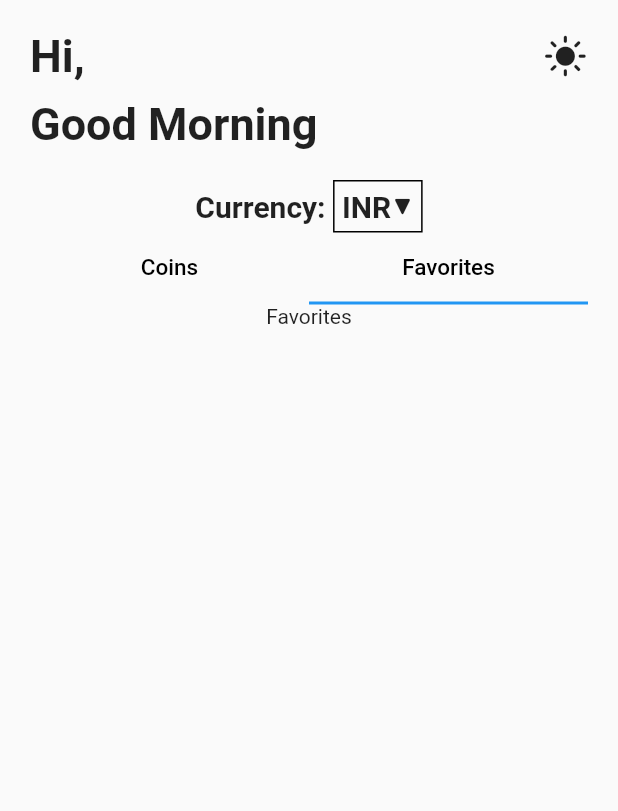
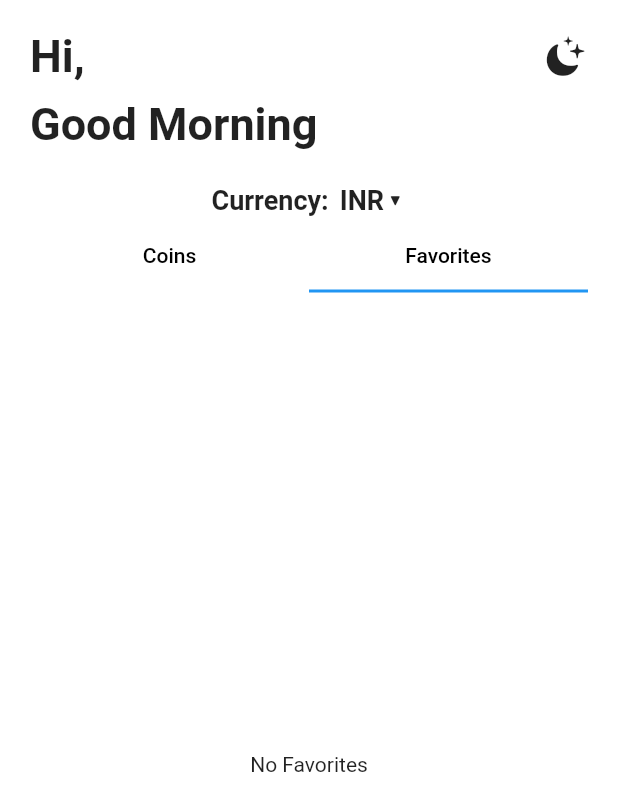
Before and after one commit to sovanmondal182/crypto_app, a Flutter app: the screen it shows after launch, tab 2 chosen, on a phone screen of 412 x 824 dp. Shown: the top 811 px of the screen. Run offline on Flutter 3.47's test engine with Material 2 defaults, Android fonts, the phone set to English and light mode, and no system bars; our stand-ins replace shared_preferences; missing offline and left inert: currency_picker; network calls fail.

Commit message:
favorites added

```diff
--- a/lib/constants/app_themes.dart
+++ b/lib/constants/app_themes.dart
@@ -2,8 +2,12 @@ import 'package:flutter/material.dart';
 
 ThemeData lightTheme = ThemeData(
   brightness: Brightness.light,
+  scaffoldBackgroundColor: Colors.white,
+  textTheme: const TextTheme(bodyText1: TextStyle(color: Colors.black)),
 );
 
 ThemeData darkTheme = ThemeData(
   brightness: Brightness.dark,
+  scaffoldBackgroundColor: Colors.black,
+  textTheme: const TextTheme(bodyText1: TextStyle(color: Colors.white)),
 );
--- a/lib/main.dart
+++ b/lib/main.dart
@@ -29,7 +29,7 @@ class MyApp extends StatelessWidget {
           debugShowCheckedModeBanner: false,
           theme: lightTheme,
           darkTheme: darkTheme,
-          themeMode: ThemeMode.light,
+          themeMode: themeProvider.themeMode,
           home: const HomePage(),
         );
       }),
--- a/lib/models/crypto_currency.dart
+++ b/lib/models/crypto_currency.dart
@@ -16,6 +16,7 @@ class Cryptocurrency {
   double? circulatingsupply;
   double? ath;
   double? atl;
+  bool? isfavorite = false;
 
   Cryptocurrency(
       {required this.id,
--- /dev/null
+++ b/lib/pages/favorites.dart
@@ -0,0 +1,41 @@
+import 'package:crypto_app/models/crypto_currency.dart';
+import 'package:crypto_app/providers/coins_provider.dart';
+import 'package:crypto_app/widgets/coin_listtile.dart';
+import 'package:flutter/material.dart';
+import 'package:provider/provider.dart';
+
+class Favorites extends StatelessWidget {
+  const Favorites({Key? key}) : super(key: key);
+
+  @override
+  Widget build(BuildContext context) {
+    // Cryptocurrency coin = Provider.of<Cryptocurrency>(context, listen: false);
+
+    // ThemeProvider theme = Provider.of<ThemeProvider>(context, listen: false);
+    return Consumer<CoinsProvider>(
+      builder: (context, coinsProvider, child) {
+        List<Cryptocurrency> favorites = coinsProvider.coins
+            .where((element) => element.isfavorite == true)
+            .toList();
+        return (favorites.isNotEmpty)
+            ? RefreshIndicator(
+                onRefresh: () async {
+                  await coinsProvider.fetchCoins();
+                },
+                child: ListView.builder(
+                    physics: const BouncingScrollPhysics(
+                        parent: AlwaysScrollableScrollPhysics()),
+                    itemCount: favorites.length,
+                    itemBuilder: (context, index) {
+                      return CoinListTile(
+                        coin: favorites[index],
+                      );
+                    }),
+              )
+            : const Center(
+                child: Text("No Favorites"),
+              );
+      },
+    );
+  }
+}
--- a/lib/pages/home_page.dart
+++ b/lib/pages/home_page.dart
@@ -1,4 +1,5 @@
 import 'package:crypto_app/pages/coins.dart';
+import 'package:crypto_app/pages/favorites.dart';
 import 'package:crypto_app/providers/currency_select_provider.dart';
 import 'package:crypto_app/widgets/currency_selector.dart';
 import 'package:crypto_app/widgets/greeting_text.dart';
@@ -41,17 +42,17 @@ class _HomePageState extends State<HomePage> with TickerProviderStateMixin {
                     height: 20,
                   ),
                   const CurrencySelector(),
-                  TabBar(controller: tabController, tabs: const [
+                  TabBar(controller: tabController, tabs: [
                     Tab(
                       child: Text(
                         'Coins',
-                        style: TextStyle(color: Colors.black, fontSize: 15),
+                        style: Theme.of(context).textTheme.bodyText1,
                       ),
                     ),
                     Tab(
                       child: Text(
                         'Favorites',
-                        style: TextStyle(color: Colors.black, fontSize: 15),
+                        style: Theme.of(context).textTheme.bodyText1,
                       ),
                     ),
                   ]),
@@ -60,14 +61,9 @@ class _HomePageState extends State<HomePage> with TickerProviderStateMixin {
                       physics: const BouncingScrollPhysics(
                           parent: AlwaysScrollableScrollPhysics()),
                       controller: tabController,
-                      children: [
-                        const Coins(),
-                        Column(
-                          // crossAxisAlignment: CrossAxisAlignment.center,
-                          children: const [
-                            Text('Favorites'),
-                          ],
-                        ),
+                      children: const [
+                        Coins(),
+                        Favorites(),
                       ],
                     ),
                   ),
--- a/lib/providers/theme_provider.dart
+++ b/lib/providers/theme_provider.dart
@@ -1,10 +1,21 @@
 import 'package:flutter/material.dart';
 
 class ThemeProvider with ChangeNotifier {
-  late ThemeData themeData;
+  ThemeMode themeMode = ThemeMode.light;
 
-  void setTheme(ThemeData theme) {
-    themeData = theme;
+  // void setTheme(ThemeData theme) {
+  //   themeData = theme;
+  //   notifyListeners();
+  // }
+
+  void toggleTheme() {
+    themeMode = themeMode == ThemeMode.light ? ThemeMode.dark : ThemeMode.light;
     notifyListeners();
   }
+
+  // void getTheme() {
+  //   themeData =
+  //       themeData == ThemeData.light() ? ThemeData.dark() : ThemeData.light();
+  //   notifyListeners();
+  // }
 }
--- a/lib/widgets/currency_selector.dart
+++ b/lib/widgets/currency_selector.dart
@@ -1,8 +1,6 @@
-import 'package:crypto_app/providers/coins_provider.dart';
 import 'package:crypto_app/providers/currency_select_provider.dart';
 import 'package:currency_picker/currency_picker.dart';
 import 'package:flutter/cupertino.dart';
-import 'package:flutter/material.dart';
 import 'package:provider/provider.dart';
 
 class CurrencySelector extends StatelessWidget {
@@ -18,7 +16,7 @@ class CurrencySelector extends StatelessWidget {
             const Text(
               'Currency: ',
               style: TextStyle(
-                fontSize: 20,
+                fontSize: 18,
                 fontWeight: FontWeight.bold,
               ),
             ),
@@ -34,35 +32,30 @@ class CurrencySelector extends StatelessWidget {
                   onSelect: (Currency currency) async {
                     currencySelectProvider.setCurrency(currency.code);
                     currencySelectProvider.setCurrencySymbol(currency.symbol);
-                    await Provider.of<CoinsProvider>(context, listen: false)
-                        .fetchCoins();
+                    // await Provider.of<CoinsProvider>(context, listen: false)
+                    //     .fetchCoins();
                   },
                 );
               },
-              child: Container(
-                decoration: BoxDecoration(
-                  border: Border.all(
-                    color: Colors.black,
-                    width: 1,
-                  ),
-                ),
               child: Padding(
-                  padding: const EdgeInsets.all(5.0),
+                padding: const EdgeInsets.all(3.0),
                 child: Row(
                   children: [
                     Text(
                       currencySelectProvider.currency ?? 'INR',
                       style: const TextStyle(
-                          fontSize: 20,
+                        fontSize: 18,
                         fontWeight: FontWeight.bold,
                       ),
                     ),
+                    const SizedBox(
+                      width: 3,
+                    ),
                     const Icon(
                       CupertinoIcons.arrowtriangle_down_fill,
-                        size: 15,
+                      size: 9,
                     )
                   ],
-                  ),
                 ),
               ),
             ),
--- a/lib/widgets/greeting_text.dart
+++ b/lib/widgets/greeting_text.dart
@@ -1,10 +1,14 @@
+import 'package:crypto_app/providers/theme_provider.dart';
 import 'package:flutter/cupertino.dart';
+import 'package:flutter/material.dart';
+import 'package:provider/provider.dart';
 
 class GreetingText extends StatelessWidget {
   const GreetingText({super.key});
 
   @override
   Widget build(BuildContext context) {
+    ThemeProvider theme = Provider.of<ThemeProvider>(context, listen: false);
     DateTime now = DateTime.now();
     String greeting = now.hour < 12
         ? 'Good Morning'
@@ -25,8 +29,13 @@ class GreetingText extends StatelessWidget {
               ),
             ),
             GestureDetector(
-                onTap: () {},
-                child: const Icon(CupertinoIcons.sun_max_fill, size: 30))
+              onTap: () {
+                theme.toggleTheme();
+              },
+              child: (theme.themeMode == ThemeMode.dark)
+                  ? const Icon(CupertinoIcons.sun_min_fill, size: 30)
+                  : const Icon(CupertinoIcons.moon_stars_fill, size: 30),
+            ),
           ],
         ),
         const SizedBox(height: 10),
```
Also changed, not shown: lib/pages/coins.dart (+2 -25 lines), lib/providers/coins_provider.dart (+26 -0 lines), lib/widgets/coin_listtile.dart (added, +98 -0 lines). Lines whose indentation alone changed are shown as unchanged.
